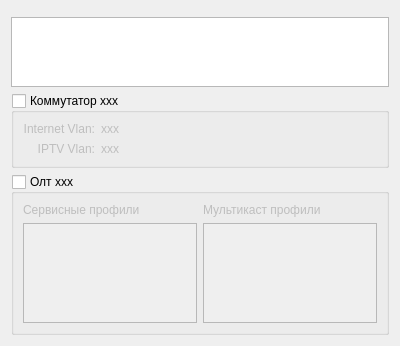
This is Pages/devicetablepagewidget.ui in cwlan2016/access-manager as Qt 5 draws it before an edit. The edited form follows.
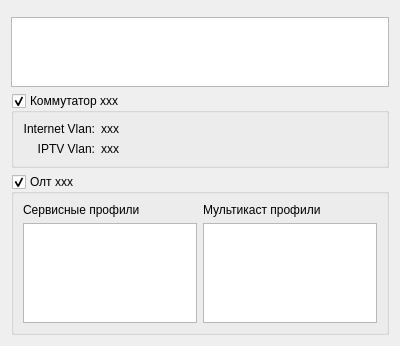
This is the edited form. Icons and pictures are not drawn. Custom widgets are drawn as their Qt base class.

```diff
--- a/Pages/devicetablepagewidget.ui
+++ b/Pages/devicetablepagewidget.ui
@@ -7,7 +7,7 @@
     <x>0</x>
     <y>0</y>
     <width>400</width>
-    <height>300</height>
+    <height>342</height>
    </rect>
   </property>
   <property name="windowTitle">
@@ -54,9 +54,6 @@
      <property name="checkable">
       <bool>true</bool>
      </property>
-     <property name="checked">
-      <bool>false</bool>
-     </property>
      <layout class="QFormLayout" name="formLayout">
       <property name="labelAlignment">
        <set>Qt::AlignRight|Qt::AlignTrailing|Qt::AlignVCenter</set>
@@ -115,9 +112,6 @@
      <property name="checkable">
       <bool>true</bool>
      </property>
-     <property name="checked">
-      <bool>false</bool>
-     </property>
      <layout class="QGridLayout" name="gridLayout">
       <item row="0" column="0">
        <widget class="QLabel" name="serviceProfileOltLabel">
```
